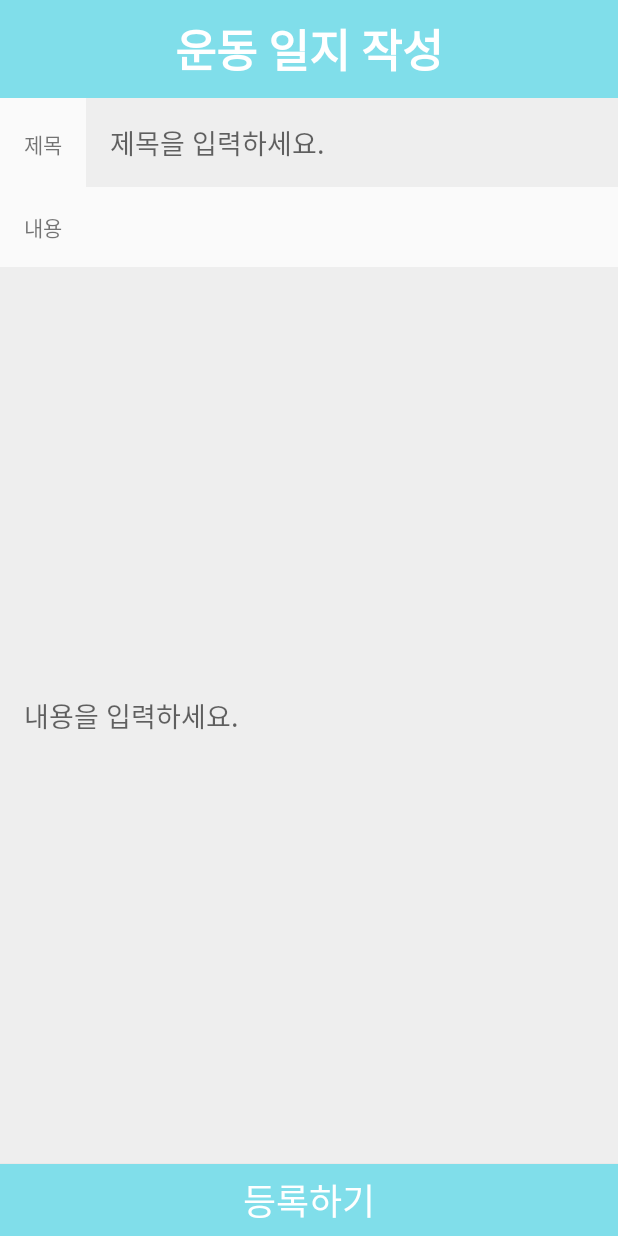
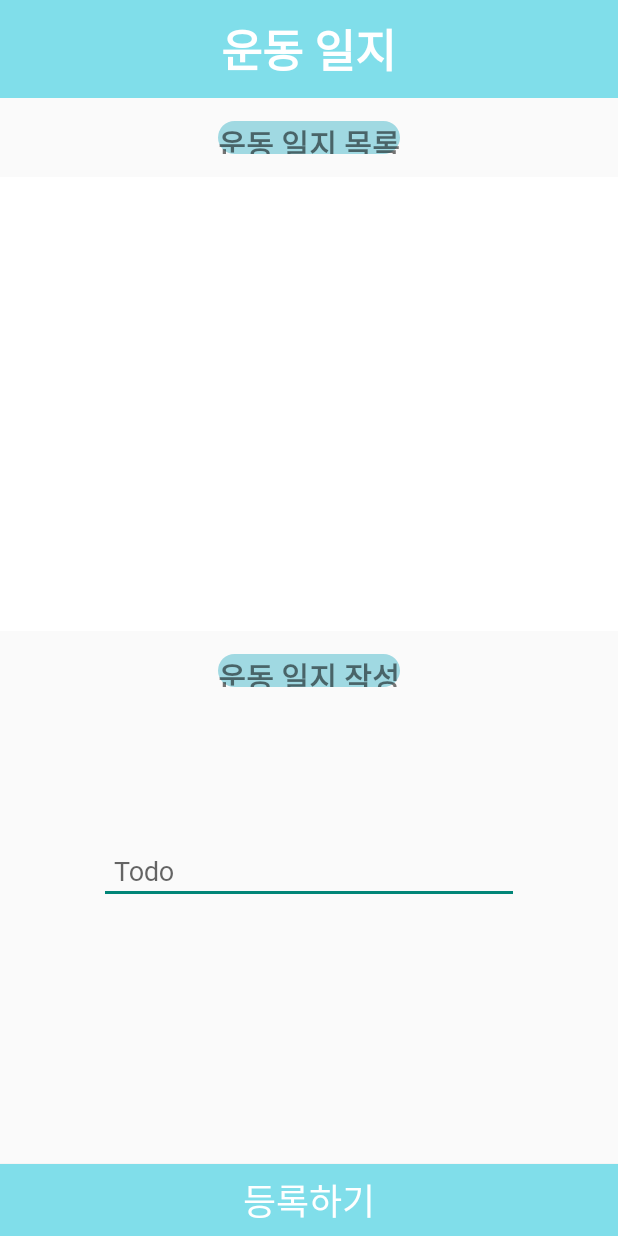
Before and after one commit to ibnuena/bangPT, an Android app: the CalendarMemoActivity screen opened directly, with no data from a screen before it, on a phone screen of 412 x 824 dp. Run offline under Robolectric (Android 15) with nearby library versions, the phone set to English and light mode, and no system bars.

Commit message:
feat: exercise memo

```diff
--- a/app/src/main/res/layout/activity_calendar_memo.xml
+++ b/app/src/main/res/layout/activity_calendar_memo.xml
@@ -18,51 +18,66 @@
             android:layout_marginTop="10dp"
             android:layout_marginBottom="10dp"
             android:fontFamily="@font/nexon"
-            android:text="운동 일지 작성"
+            android:text="운동 일지"
             android:textColor="@android:color/background_light"
             android:textSize="30dp"
             android:textStyle="bold" />
     </LinearLayout>
-    <!-- TODO: Update blank fragment layout -->
+    <LinearLayout
+        android:layout_width="match_parent"
+        android:layout_height="0dp"
+        android:orientation="vertical"
+        android:layout_weight="1">
+
+    <TextView
+        android:layout_marginTop="15dp"
+        android:layout_gravity="center"
+        android:textSize="20dp"
+        android:textStyle="bold"
+        android:layout_width="wrap_content"
+        android:layout_height="22dp"
+        android:text="운동 일지 목록"
+        android:fontFamily="@font/nexon"
+        android:background="@drawable/roundbutton"/>
+
+    <ListView
+        android:layout_marginTop="15dp"
+        android:layout_weight="13"
+        android:id="@+id/my_list2"
+        android:layout_width="match_parent"
+        android:layout_height="0dp"
+        android:background="#ffffff"
+        android:dividerHeight="0dp"
+        android:fontFamily="@font/nexon"/>
+    </LinearLayout>
+
 
     <LinearLayout
         android:layout_width="match_parent"
-        android:layout_height="wrap_content"
-        android:orientation="horizontal">
-
+        android:layout_height="0dp"
+        android:orientation="vertical"
+        android:layout_weight="1">
         <TextView
+            android:layout_marginTop="15dp"
+            android:layout_gravity="center"
+            android:textSize="20dp"
+            android:textStyle="bold"
             android:layout_width="wrap_content"
+            android:layout_height="22dp"
+            android:text="운동 일지 작성"
+            android:fontFamily="@font/nexon"
+            android:background="@drawable/roundbutton"/>
+        <EditText
+            android:id="@+id/todo"
+            android:inputType="textPersonName"
+            android:layout_width="280dp"
             android:layout_height="wrap_content"
-            android:padding="16dp"
-            android:text="제목"/>
-
-        <EditText
-            android:id="@+id/title_et"
-            android:padding="16dp"
-            android:background="#eeeeee"
-            android:layout_width="match_parent"
-            android:layout_height="wrap_content"
-            android:layout_weight="1"
-            android:hint="제목을 입력하세요."
-            />
+            android:hint="Todo"
+            android:fontFamily="@font/nexon"
+            android:layout_gravity="center"
+            android:padding="10dp"
+            android:layout_marginTop="100dp"/>
     </LinearLayout>
-
-    <TextView
-        android:layout_width="wrap_content"
-        android:layout_height="wrap_content"
-        android:padding="16dp"
-        android:text="내용"/>
-
-    <EditText
-        android:id="@+id/content_et"
-        android:padding="16dp"
-        android:layout_width="match_parent"
-        android:layout_height="match_parent"
-        android:layout_weight="1"
-        android:background="#eeeeee"
-        android:hint="내용을 입력하세요."
-        />
-
     <Button
         android:id="@+id/reg_button"
         android:layout_width="match_parent"
@@ -72,7 +87,4 @@
         android:textColor="#FFFFFF"
         android:textSize="24dp"
         android:background="#80deea"/>
-
-
-
 </LinearLayout>
```
Also changed, not shown: app/src/main/AndroidManifest.xml (+8 -2 lines), app/src/main/java/com/example/bangpt/CalendarFragment.java (+73 -2 lines), app/src/main/java/com/example/bangpt/ExerciseResult2Activity.java (added, +14 -0 lines), app/src/main/res/layout/activity_exercise_result.xml (+9 -1 lines), app/src/main/res/layout/activity_exercise_result2.xml (added, +9 -0 lines).
